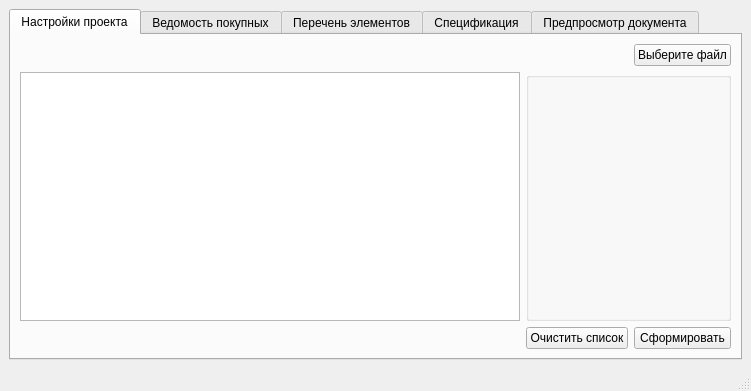
The window that mainwindow.ui (work5lov/VP_merge) describes before a commit, drawn with Qt 5.
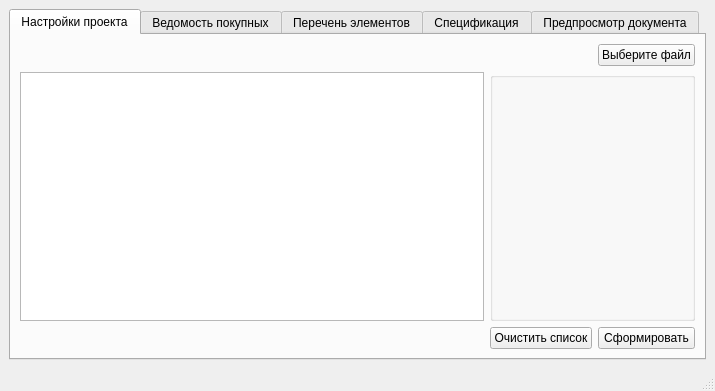
The same window after the commit. Custom widgets are drawn as their Qt base class.

```diff
--- a/mainwindow.ui
+++ b/mainwindow.ui
@@ -6,10 +6,28 @@
    <rect>
     <x>0</x>
     <y>0</y>
-    <width>751</width>
+    <width>715</width>
     <height>391</height>
    </rect>
   </property>
+  <property name="sizePolicy">
+   <sizepolicy hsizetype="Preferred" vsizetype="Preferred">
+    <horstretch>0</horstretch>
+    <verstretch>0</verstretch>
+   </sizepolicy>
+  </property>
+  <property name="minimumSize">
+   <size>
+    <width>715</width>
+    <height>0</height>
+   </size>
+  </property>
+  <property name="maximumSize">
+   <size>
+    <width>723</width>
+    <height>16777215</height>
+   </size>
+  </property>
   <property name="windowTitle">
    <string>Оформление текстовой КД</string>
   </property>
@@ -23,6 +41,12 @@
    <enum>QTabWidget::Rounded</enum>
   </property>
   <widget class="QWidget" name="centralwidget">
+   <property name="sizePolicy">
+    <sizepolicy hsizetype="Preferred" vsizetype="Preferred">
+     <horstretch>0</horstretch>
+     <verstretch>0</verstretch>
+    </sizepolicy>
+   </property>
    <layout class="QGridLayout" name="gridLayout_2">
     <item row="0" column="0">
      <widget class="QTabWidget" name="tabWidget">
@@ -50,10 +74,13 @@
          <widget class="QTextEdit" name="boasList">
           <property name="html">
            <string>&lt;!DOCTYPE HTML PUBLIC &quot;-//W3C//DTD HTML 4.0//EN&quot; &quot;http://www.w3.org/TR/REC-html40/strict.dtd&quot;&gt;
-&lt;html&gt;&lt;head&gt;&lt;meta name=&quot;qrichtext&quot; content=&quot;1&quot; /&gt;&lt;style type=&quot;text/css&quot;&gt;
+&lt;html&gt;&lt;head&gt;&lt;meta name=&quot;qrichtext&quot; content=&quot;1&quot; /&gt;&lt;meta charset=&quot;utf-8&quot; /&gt;&lt;style type=&quot;text/css&quot;&gt;
 p, li { white-space: pre-wrap; }
-&lt;/style&gt;&lt;/head&gt;&lt;body style=&quot; font-family:'MS Shell Dlg 2'; font-size:8.25pt; font-weight:400; font-style:normal;&quot;&gt;
-&lt;p align=&quot;center&quot; style=&quot;-qt-paragraph-type:empty; margin-top:0px; margin-bottom:0px; margin-left:0px; margin-right:0px; -qt-block-indent:0; text-indent:0px;&quot;&gt;&lt;br /&gt;&lt;/p&gt;&lt;/body&gt;&lt;/html&gt;</string>
+hr { height: 1px; border-width: 0; }
+li.unchecked::marker { content: &quot;\2610&quot;; }
+li.checked::marker { content: &quot;\2612&quot;; }
+&lt;/style&gt;&lt;/head&gt;&lt;body style=&quot; font-family:'Segoe UI'; font-size:9pt; font-weight:400; font-style:normal;&quot;&gt;
+&lt;p align=&quot;center&quot; style=&quot;-qt-paragraph-type:empty; margin-top:0px; margin-bottom:0px; margin-left:0px; margin-right:0px; -qt-block-indent:0; text-indent:0px; font-family:'MS Shell Dlg 2'; font-size:8.25pt;&quot;&gt;&lt;br /&gt;&lt;/p&gt;&lt;/body&gt;&lt;/html&gt;</string>
           </property>
          </widget>
         </item>
```
Left out of the diff: 8 changed lines with no effect on the pictures.
